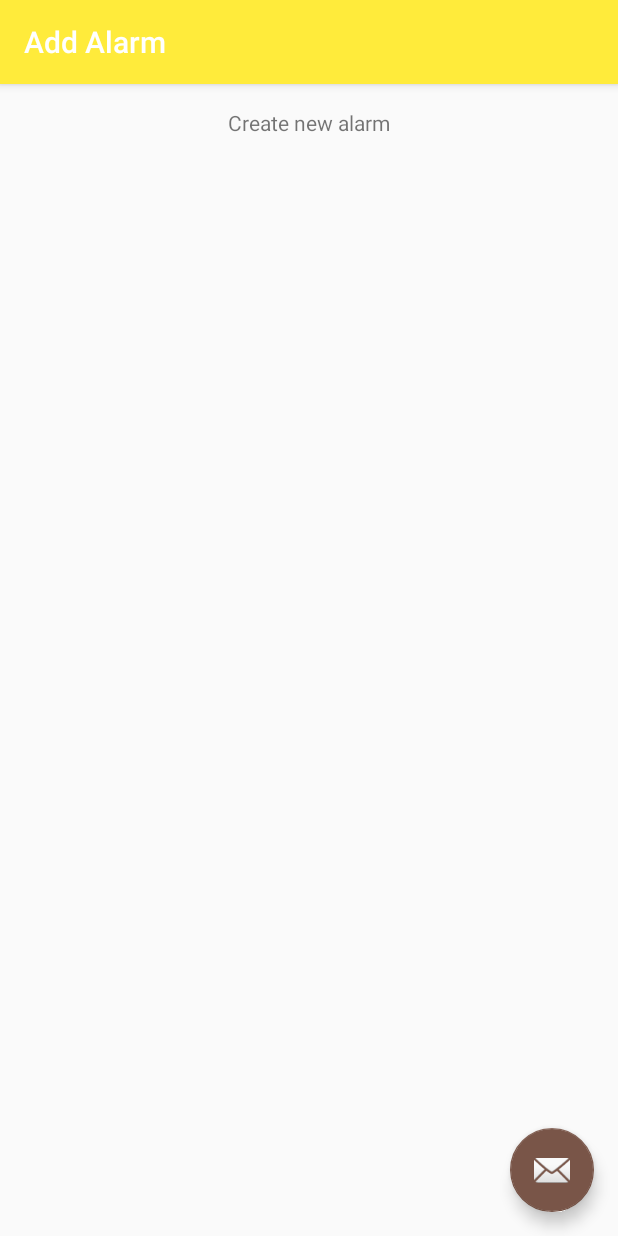
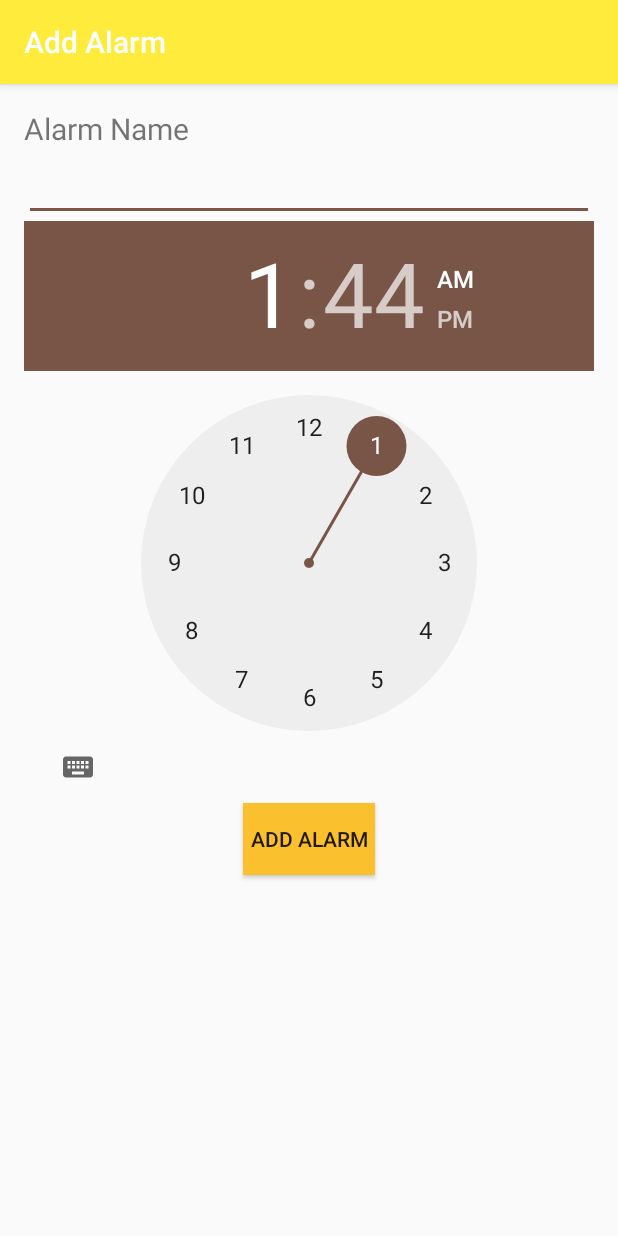
Before and after one commit to KevinDonkers/Time-Ticker-App, an Android app: the AddAlarmActivity screen opened directly, with no data from a screen before it, on a phone screen of 412 x 824 dp. Run offline under Robolectric (Android 15) with nearby library versions, the phone set to English and light mode, and no system bars.

Commit message:
added title edittext and time picker to add alarm screen

```diff
--- a/app/src/main/java/ca/georgiancollege/time_ticker_app/AddAlarmActivity.java
+++ b/app/src/main/java/ca/georgiancollege/time_ticker_app/AddAlarmActivity.java
@@ -15,15 +15,6 @@ public class AddAlarmActivity extends AppCompatActivity {
         setContentView(R.layout.activity_add_alarm);
         Toolbar toolbar = (Toolbar) findViewById(R.id.toolbar);
         setSupportActionBar(toolbar);
-
-        FloatingActionButton fab = (FloatingActionButton) findViewById(R.id.fab);
-        fab.setOnClickListener(new View.OnClickListener() {
-            @Override
-            public void onClick(View view) {
-                Snackbar.make(view, "Replace with your own action", Snackbar.LENGTH_LONG)
-                        .setAction("Action", null).show();
-            }
-        });
     }
 
 }
--- a/app/src/main/res/layout/activity_add_alarm.xml
+++ b/app/src/main/res/layout/activity_add_alarm.xml
@@ -23,12 +23,4 @@
 
     <include layout="@layout/content_add_alarm" />
 
-    <android.support.design.widget.FloatingActionButton
-        android:id="@+id/fab"
-        android:layout_width="wrap_content"
-        android:layout_height="wrap_content"
-        android:layout_gravity="bottom|end"
-        android:layout_margin="@dimen/fab_margin"
-        android:src="@android:drawable/ic_dialog_email" />
-
 </android.support.design.widget.CoordinatorLayout>
--- a/app/src/main/res/layout/activity_main.xml
+++ b/app/src/main/res/layout/activity_main.xml
@@ -30,6 +30,6 @@
         android:layout_height="wrap_content"
         android:layout_gravity="bottom|end"
         android:layout_margin="@dimen/fab_margin"
-        android:src="@android:drawable/ic_dialog_email" />
+        android:src="@android:drawable/ic_input_add" />
 
 </android.support.design.widget.CoordinatorLayout>
--- a/app/src/main/res/layout/content_add_alarm.xml
+++ b/app/src/main/res/layout/content_add_alarm.xml
@@ -12,12 +12,43 @@
     tools:context="ca.georgiancollege.time_ticker_app.AddAlarmActivity"
     tools:showIn="@layout/activity_add_alarm">
 
-    <TextView
+    <GridLayout
+        android:layout_width="match_parent"
+        android:layout_height="wrap_content"
+        android:columnCount="2"
+        android:rowCount="2"
+        android:id="@+id/gridLayout2">
+
+        <TextView
+            android:layout_width="wrap_content"
+            android:layout_height="wrap_content"
+            android:text="@string/Add_Alarm_Title_Label"
+            android:id="@+id/addAlarmTitleTextView"
+            android:textSize="@dimen/alarmTitleHeight" />
+
+        <EditText
+            android:layout_width="match_parent"
+            android:layout_height="wrap_content"
+            android:id="@+id/addAlarmNameEditText"
+            android:textSize="@dimen/alarmTitleHeight"
+            android:inputType="textAutoCorrect"
+            android:layout_columnSpan="2" />
+
+        <TimePicker
+            android:layout_width="wrap_content"
+            android:layout_height="wrap_content"
+            android:id="@+id/timePicker"
+            android:layout_columnSpan="2"
+            android:timePickerMode="clock" />
+
+    </GridLayout>
+
+    <Button
         android:layout_width="wrap_content"
         android:layout_height="wrap_content"
-        android:text="Create new alarm"
-        android:id="@+id/page_title"
-        android:layout_alignParentTop="true"
-        android:layout_centerHorizontal="true" />
-
+        android:text="@string/Add_Alarm_Button_Text"
+        android:id="@+id/addAlarmButton"
+        android:layout_below="@+id/gridLayout2"
+        android:layout_centerHorizontal="true"
+        android:background="@color/colorPrimaryDark" />
 </RelativeLayout>
--- a/app/src/main/res/values/strings.xml
+++ b/app/src/main/res/values/strings.xml
@@ -7,4 +7,7 @@
     <string name="largeTime">12:37 PM</string>
     <string name="alarmOneTitle">Wake Up</string>
     <string name="alarmOneTime">6:30 AM</string>
+    <string name="Add_Alarm_Title_Label">Alarm Name</string>
+    <string name="Add_Alarm_Time_Label">Time</string>
+    <string name="Add_Alarm_Button_Text">Add Alarm</string>
 </resources>
```
